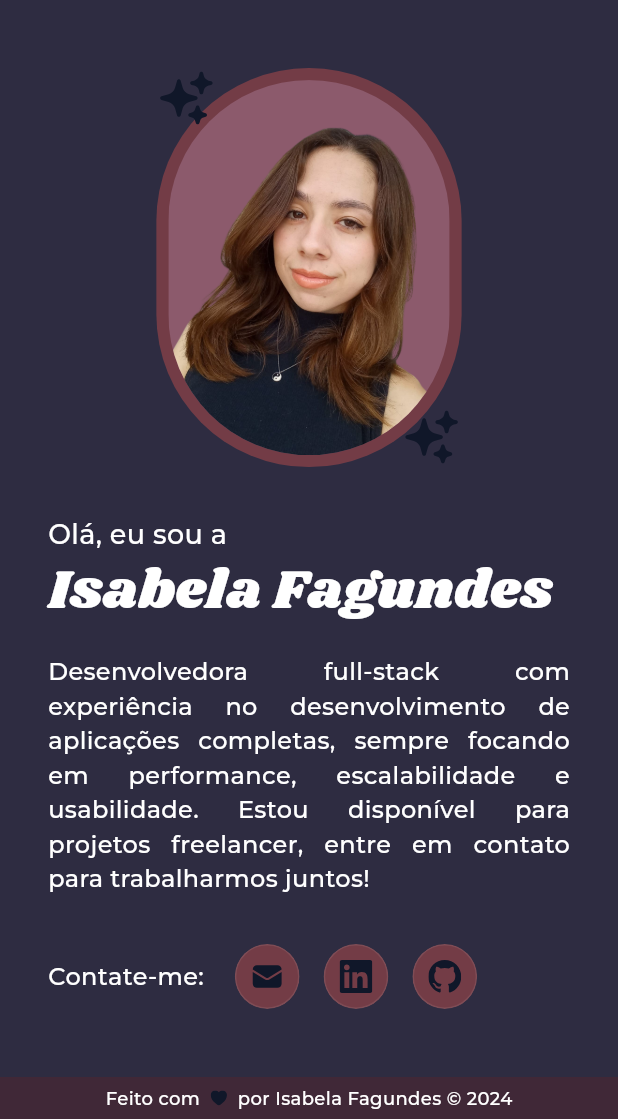
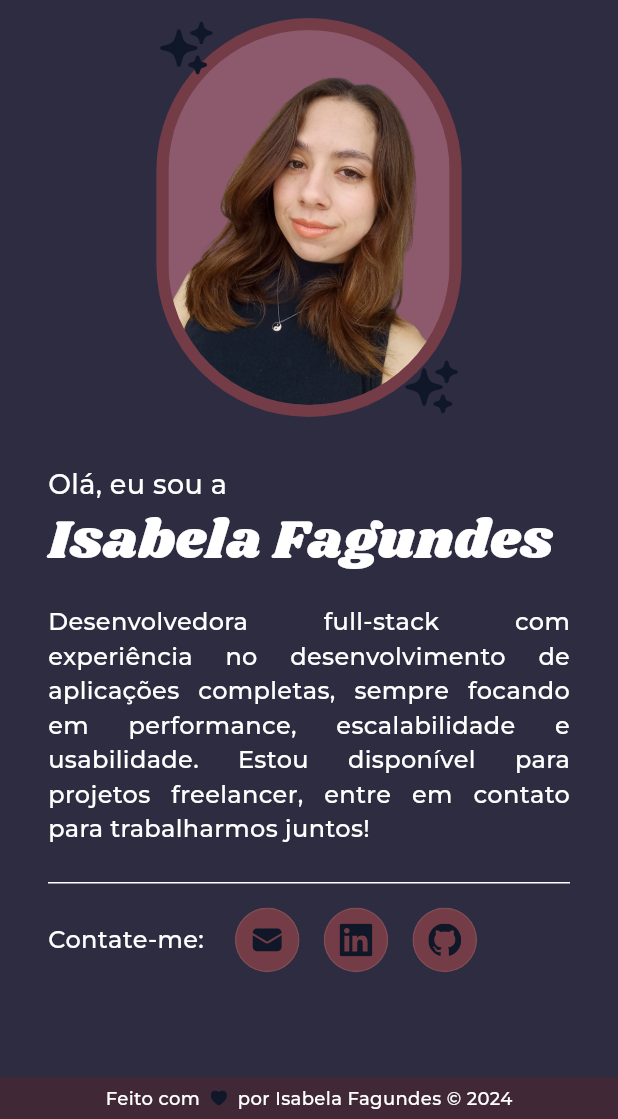
Before and after one commit to isabelafagundes/portfolio-com-FLUTTER, a Flutter app: the screen it shows after launch, after a tap on "Sobre mim", on a phone screen of 412 x 824 dp, the part 117-1236 px from its top. Run offline on Flutter 3.47's test engine with Material 3 defaults, Android fonts, the phone set to English and light mode, and no system bars; drawn by our look-alikes of flutter_animate; our stand-ins replace auto_route, flutter_svg; project files that could hold a hidden picture were left out.

Commit message:
Adicionando detalhe em sobre mim

```diff
--- a/lib/interface/widgets/conteudo_sobre_mim.widget.dart
+++ b/lib/interface/widgets/conteudo_sobre_mim.widget.dart
@@ -40,14 +40,14 @@ class _ConteudoSobreMimWidgetState extends State<ConteudoSobreMimWidget> {
     double altura = MediaQuery.of(context).size.height;
     double largura = MediaQuery.of(context).size.width;
     bool isSmallScreen = MediaQuery.of(context).size.width <= 1200;
-    return SingleChildScrollView(
-      child: Container(
+    return Container(
       height: altura,
       width: largura,
       decoration: BoxDecoration(
         color: Color(widget.tema.base100),
       ),
       padding: EdgeInsets.only(top: isSmallScreen ? 40 : 0),
+      child: SingleChildScrollView(
         child: Stack(
           alignment: Alignment.center,
           children: [
@@ -162,7 +162,15 @@ class _ConteudoSobreMimWidgetState extends State<ConteudoSobreMimWidget> {
                             cor: Color(widget.tema.baseContent),
                           ),
                         ),
-                        SizedBox(height: widget.tema.espacamento * 4),
+                        SizedBox(height: widget.tema.espacamento * 3),
+                        Container(
+                         constraints: const BoxConstraints(maxWidth: 400),
+                          child: Divider(
+                            color: Color(widget.tema.baseContent),
+                            height: 1,
+                          ),
+                        ),
+                        SizedBox(height: widget.tema.espacamento * 2),
                         Align(
                           alignment: AlignmentDirectional.centerStart,
                           child: Row(
@@ -187,6 +195,8 @@ class _ConteudoSobreMimWidgetState extends State<ConteudoSobreMimWidget> {
                               ),
                               SizedBox(width: widget.tema.espacamento * 2),
                               BotaoIconeWidget(tema: widget.tema, svgNome: 'github', callback: () {}),
+                              SizedBox(width: widget.tema.espacamento * 2),
+
                             ],
                           ),
                         ),
```
Lines whose indentation alone changed are shown as unchanged.
